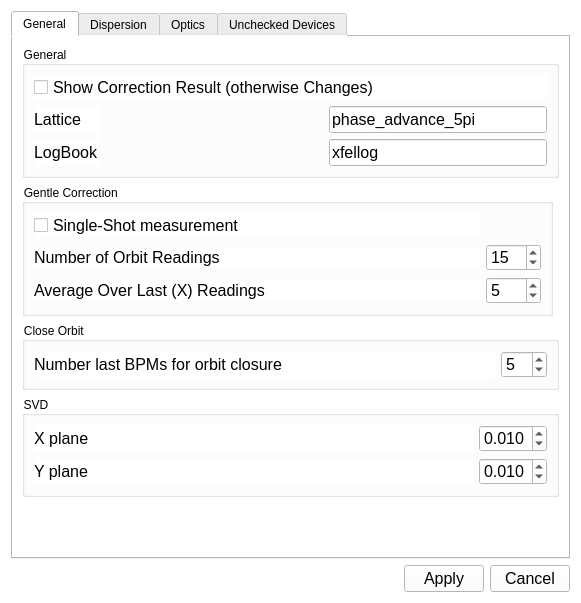
The window that gui/UISettings.ui (sergey-tomin/manul) describes before a commit, drawn with Qt 5.
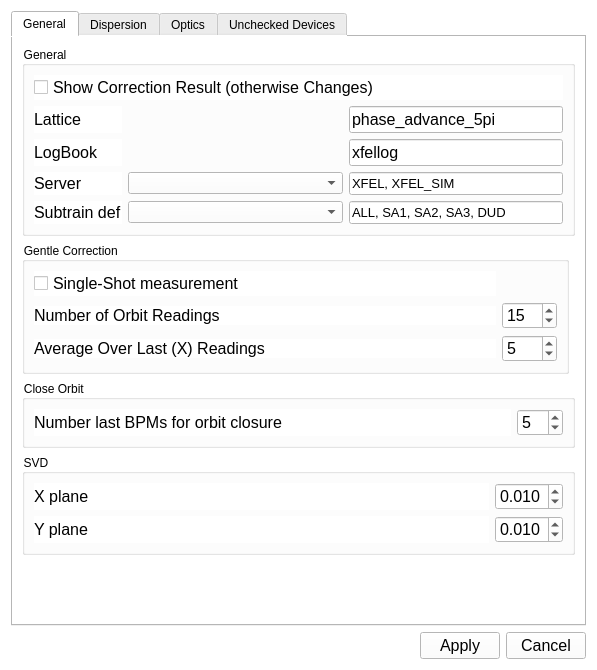
The same window after the commit.

Commit message: added subtrains added servers (XFEL, XFEL_SIM) added T4D, SASE2 branch

```diff
--- a/gui/UISettings.ui
+++ b/gui/UISettings.ui
@@ -6,8 +6,8 @@
    <rect>
     <x>0</x>
     <y>0</y>
-    <width>581</width>
-    <height>603</height>
+    <width>597</width>
+    <height>670</height>
    </rect>
   </property>
   <property name="minimumSize">
@@ -452,6 +452,60 @@
               </property>
              </widget>
             </item>
+            <item row="5" column="0">
+             <widget class="QLabel" name="label_15">
+              <property name="font">
+               <font>
+                <pointsize>12</pointsize>
+               </font>
+              </property>
+              <property name="text">
+               <string>Server</string>
+              </property>
+             </widget>
+            </item>
+            <item row="6" column="0">
+             <widget class="QLabel" name="label_16">
+              <property name="font">
+               <font>
+                <pointsize>12</pointsize>
+               </font>
+              </property>
+              <property name="text">
+               <string>Subtrain def</string>
+              </property>
+             </widget>
+            </item>
+            <item row="6" column="1">
+             <widget class="QComboBox" name="combo_subtrain"/>
+            </item>
+            <item row="5" column="1">
+             <widget class="QComboBox" name="combo_server"/>
+            </item>
+            <item row="5" column="2">
+             <widget class="QLineEdit" name="le_server">
+              <property name="font">
+               <font>
+                <pointsize>10</pointsize>
+               </font>
+              </property>
+              <property name="text">
+               <string>XFEL, XFEL_SIM</string>
+              </property>
+             </widget>
+            </item>
+            <item row="6" column="2">
+             <widget class="QLineEdit" name="le_subtrain">
+              <property name="font">
+               <font>
+                <pointsize>10</pointsize>
+               </font>
+              </property>
+              <property name="text">
+               <string>ALL, SA1, SA2, SA3, DUD</string>
+              </property>
+             </widget>
+            </item>
            </layout>
           </widget>
          </item>
```
The commit also changes 13 other files.
